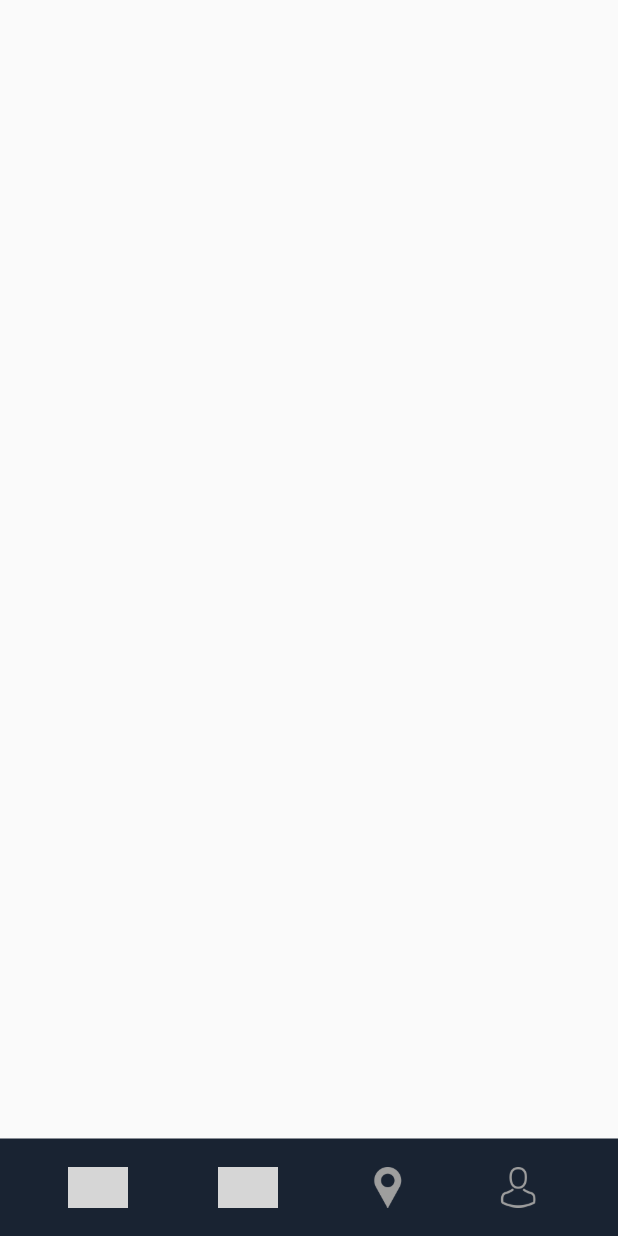
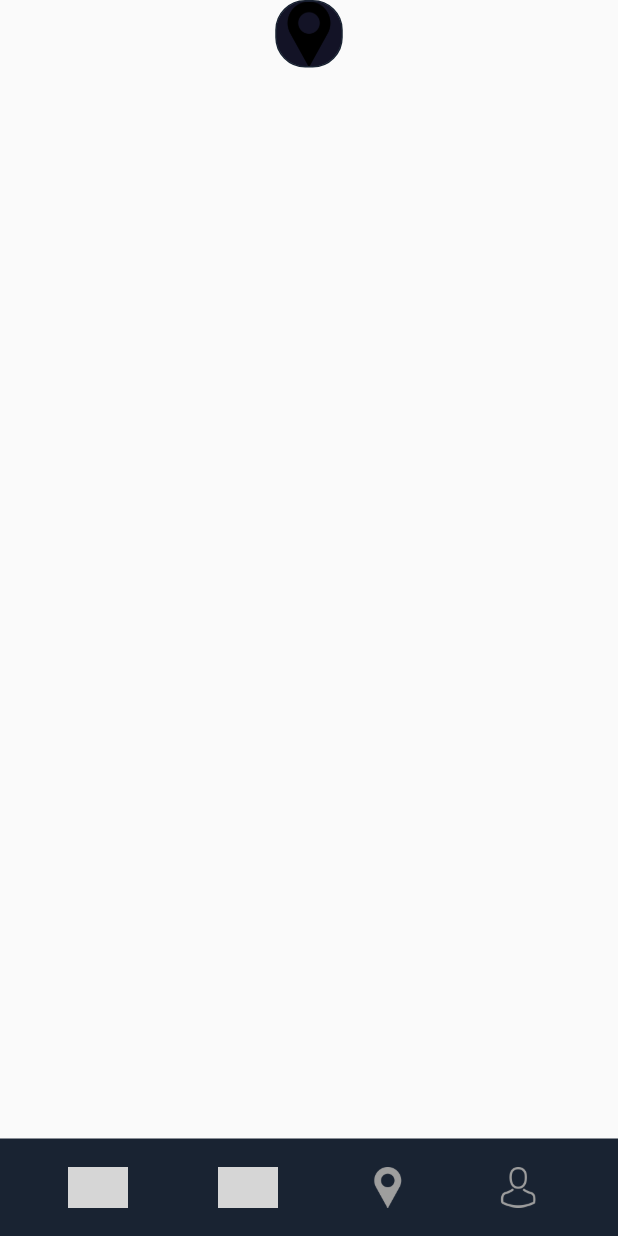
Before and after one commit to emilio-kariuki/car_app, a Flutter app: the Home screen opened directly, on a phone screen of 412 x 824 dp. Run offline on Flutter 3.47's test engine with Material 2 defaults, Android fonts, the phone set to English and light mode, and no system bars; our stand-ins replace google_fonts; grey boxes are pictures that could not be loaded.

Commit message:
February 2, 2022 8:22 PM

```diff
--- a/lib/screens/home_screen.dart
+++ b/lib/screens/home_screen.dart
@@ -1,4 +1,5 @@
 import 'package:car_app/Constants/constants.dart';
+import 'package:car_app/building/build_container.dart';
 import 'package:car_app/display/welcome.dart';
 import "package:flutter/material.dart";
 
@@ -13,7 +14,19 @@ class _HomeState extends State<Home> {
   @override
   Widget build(BuildContext context) {
     return Scaffold(
+      body: SafeArea(
+        child: Column(
+          children: [
+            Center(
+              child: BuildContainer(
+              color: kprimaryColor,
+              child: Image.asset("assets/pin.png")),
+            ),
+          ],
+        ),
+      ),
       bottomNavigationBar: BuildBottomNavigationBar(),
+
     );
   }
 }
```
